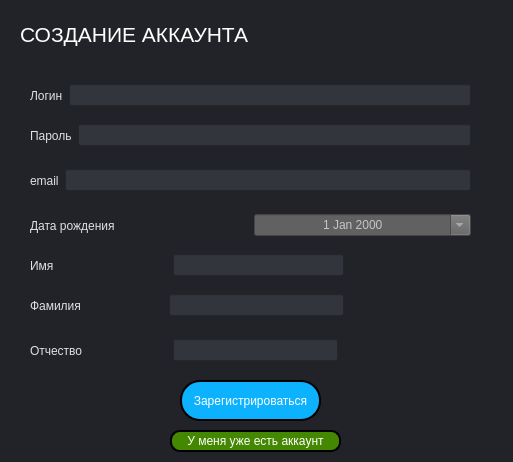
First picture: the form in reg_form.ui, repository k0swel/mpu_project, before the edit.
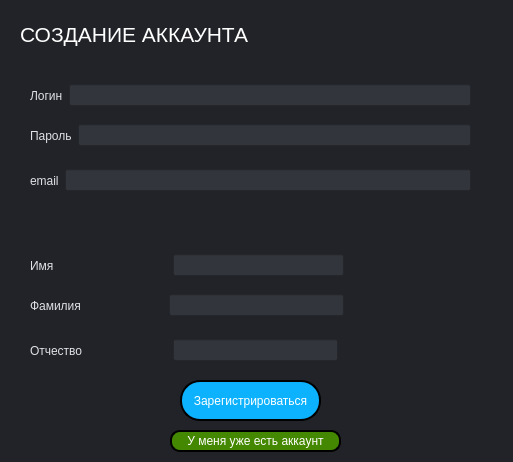
Second picture: the form after the edit.

What changed in the file:
```diff
--- a/reg_form.ui
+++ b/reg_form.ui
@@ -407,77 +407,6 @@
     </item>
    </layout>
   </widget>
-  <widget class="QWidget" name="horizontalLayoutWidget_4">
-   <property name="geometry">
-    <rect>
-     <x>30</x>
-     <y>210</y>
-     <width>441</width>
-     <height>31</height>
-    </rect>
-   </property>
-   <layout class="QHBoxLayout" name="horizontalLayout_5">
-    <item>
-     <widget class="QLabel" name="label_email_2">
-      <property name="styleSheet">
-       <string notr="true">color: rgb(224, 225, 230);</string>
-      </property>
-      <property name="text">
-       <string>Дата рождения</string>
-      </property>
-      <property name="alignment">
-       <set>Qt::AlignmentFlag::AlignLeading|Qt::AlignmentFlag::AlignLeft|Qt::AlignmentFlag::AlignVCenter</set>
-      </property>
-     </widget>
-    </item>
-    <item>
-     <widget class="QDateEdit" name="dateEdit_birthday">
-      <property name="sizePolicy">
-       <sizepolicy hsizetype="Minimum" vsizetype="Maximum">
-        <horstretch>0</horstretch>
-        <verstretch>0</verstretch>
-       </sizepolicy>
-      </property>
-      <property name="layoutDirection">
-       <enum>Qt::LayoutDirection::LeftToRight</enum>
-      </property>
-      <property name="styleSheet">
-       <string notr="true">background-color: rgb(97, 97, 97);
-color: rgb(197, 197, 197)</string>
-      </property>
-      <property name="alignment">
-       <set>Qt::AlignmentFlag::AlignCenter</set>
-      </property>
-      <property name="buttonSymbols">
-       <enum>QAbstractSpinBox::ButtonSymbols::UpDownArrows</enum>
-      </property>
-      <property name="dateTime">
-       <datetime>
-        <hour>3</hour>
-        <minute>0</minute>
-        <second>0</second>
-        <year>2000</year>
-        <month>1</month>
-        <day>1</day>
-       </datetime>
-      </property>
-      <property name="calendarPopup">
-       <bool>true</bool>
-      </property>
-      <property name="currentSectionIndex">
-       <number>0</number>
-      </property>
-      <property name="date">
-       <date>
-        <year>2000</year>
-        <month>1</month>
-        <day>1</day>
-       </date>
-      </property>
-     </widget>
-    </item>
-   </layout>
-  </widget>
   <widget class="QWidget" name="horizontalLayoutWidget_5">
    <property name="geometry">
     <rect>
```
Left out of the diff: 2 changed lines with no effect on the pictures.
